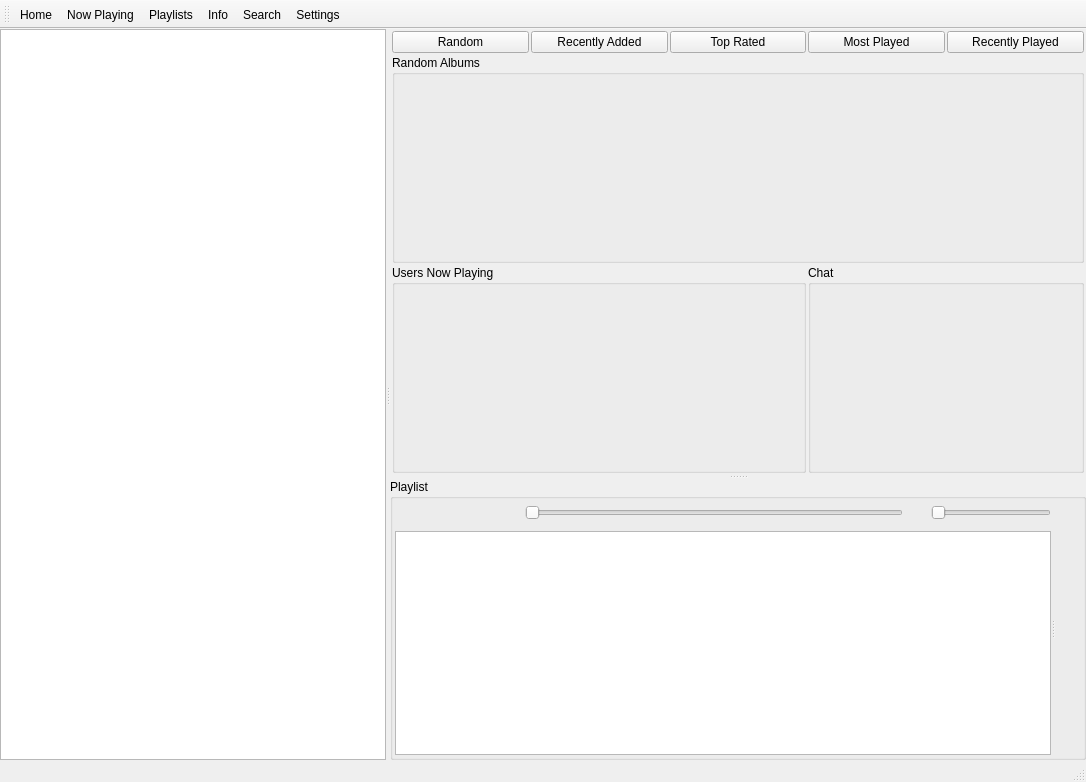
The window that resources/mainWindow.ui (simson/subsonic-client) describes before a commit, drawn with Qt 5.
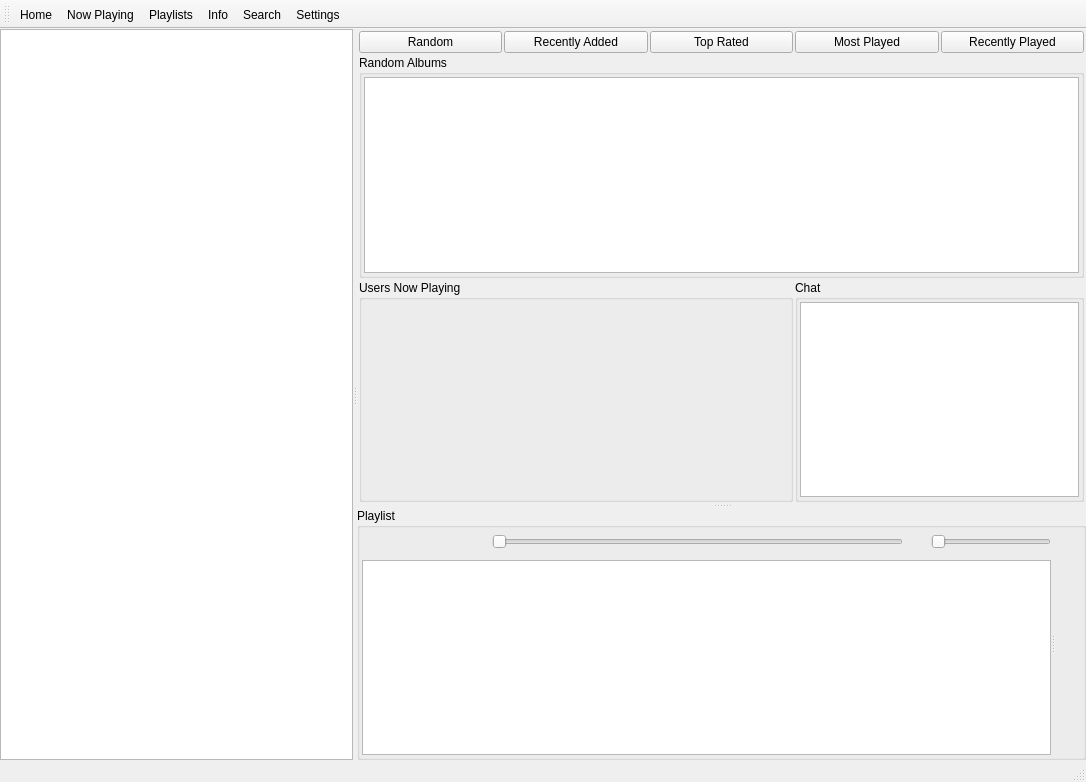
The same window after the commit. The open tabs and pages were chosen to show the change. Icons and pictures are not drawn.

Commit message: Improved current song tracking - Now handles re-ordering of the playlist. Fixed a bug where the newly added songs would not auto-play when drag and drop inserted. Removed the cleanlooks style from the ui, trying out os-native look and feel.

Patch:
```diff
--- a/resources/mainWindow.ui
+++ b/resources/mainWindow.ui
@@ -295,6 +295,17 @@
             <property name="title">
              <string>Random Albums</string>
             </property>
+            <layout class="QVBoxLayout" name="verticalLayout_10">
+             <property name="spacing">
+              <number>2</number>
+             </property>
+             <property name="margin">
+              <number>2</number>
+             </property>
+             <item>
+              <widget class="QListView" name="homeAlbumList"/>
+             </item>
+            </layout>
            </widget>
           </item>
           <item row="2" column="0" colspan="3">
@@ -302,6 +313,21 @@
             <property name="title">
              <string>Users Now Playing</string>
             </property>
+            <layout class="QVBoxLayout" name="verticalLayout_11">
+             <item>
+              <spacer name="verticalSpacer_3">
+               <property name="orientation">
+                <enum>Qt::Vertical</enum>
+               </property>
+               <property name="sizeHint" stdset="0">
+                <size>
+                 <width>0</width>
+                 <height>172</height>
+                </size>
+               </property>
+              </spacer>
+             </item>
+            </layout>
            </widget>
           </item>
           <item row="2" column="3" colspan="2">
@@ -309,6 +335,14 @@
             <property name="title">
              <string>Chat</string>
             </property>
+            <layout class="QVBoxLayout" name="verticalLayout_9">
+             <property name="margin">
+              <number>2</number>
+             </property>
+             <item>
+              <widget class="QTextBrowser" name="textBrowser_2"/>
+             </item>
+            </layout>
            </widget>
           </item>
           <item row="0" column="0">
@@ -1068,7 +1102,7 @@
                 <enum>Qt::Vertical</enum>
                </property>
                <property name="sizeType">
-                <enum>QSizePolicy::Minimum</enum>
+                <enum>QSizePolicy::Expanding</enum>
                </property>
                <property name="sizeHint" stdset="0">
                 <size>
```
Left out of the diff: 22 changed lines with no effect on the pictures. The commit also changes 2 other files.
